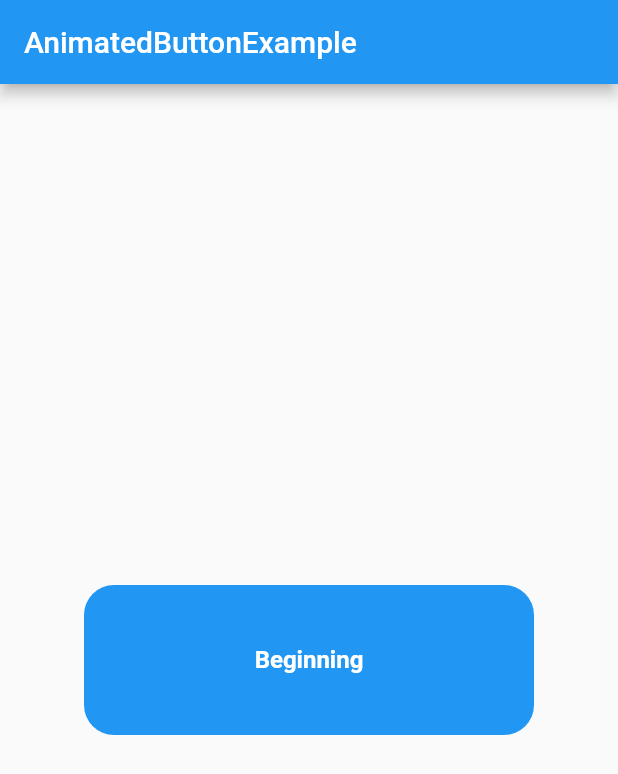
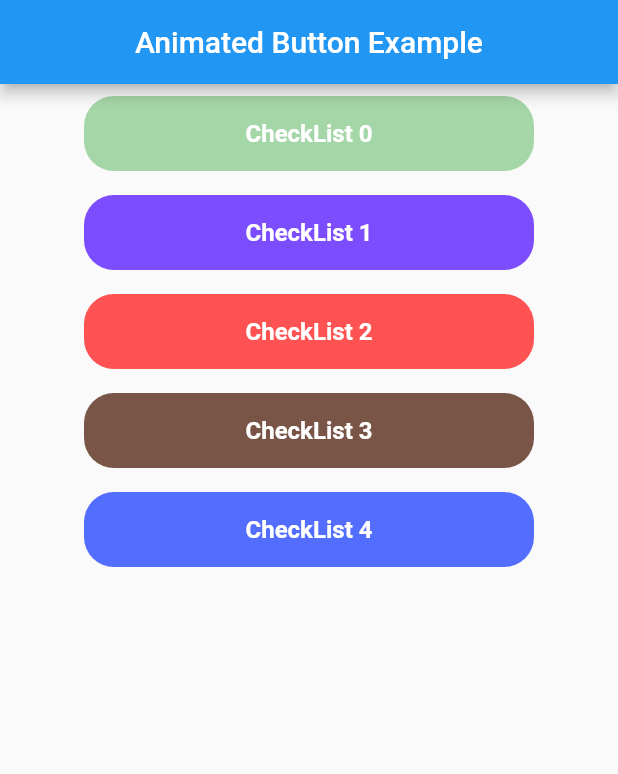
Before and after one commit to mincheol-shin/flutter_simple_animations, a Flutter app: the screen it shows after launch, on a phone screen of 412 x 824 dp. Shown: the top 774 px of the screen. Run offline on Flutter 3.47's test engine with Material 2 defaults, Android fonts, the phone set to English and light mode, and no system bars.

Commit message:
Add animated button example

```diff
--- a/animated_button/lib/main.dart
+++ b/animated_button/lib/main.dart
@@ -2,39 +2,51 @@ import 'package:animatedbutton/animated_button.dart';
 import 'package:flutter/material.dart';
 
 void main() {
-  runApp(AnimatedButtonExample());
+  runApp(MaterialApp(
+      theme: ThemeData(
+          iconTheme: IconThemeData(
+        size: 24.0,
+      )),
+      home: AnimatedButtonExample()));
 }
 
 // ignore: must_be_immutable
 class AnimatedButtonExample extends StatelessWidget {
+  List<Color> exampleColorCode = [
+    Colors.green[200],
+    Colors.deepPurpleAccent,
+    Colors.redAccent,
+    Colors.brown,
+    Colors.indigoAccent,
+  ];
+
   @override
   Widget build(BuildContext context) {
-    return MaterialApp(
-      debugShowCheckedModeBanner: false,
-      theme: ThemeData(
-          iconTheme: IconThemeData(
-        size: 24.0,
-      )),
-      home: Scaffold(
+    return Scaffold(
       appBar: AppBar(
-          title: Text("AnimatedButtonExample"),
+        title: Text("Animated Button Example"),
+        centerTitle: true,
       ),
-        body: Align(
+      body: ListView.separated(
+        itemBuilder: (context, index) {
+          return Align(
             alignment: Alignment.center,
+            child: Padding(
+              padding: const EdgeInsets.all(8.0),
               child: AnimatedButton(
-            containerHeight: 100,
+                containerHeight: 50,
                 containerWidth: 300,
                 buttonDecoration: ButtonDecoration(
                   curves: Curves.fastOutSlowIn,
-              duration: Duration(milliseconds: 1000),
-              beginningColor: Colors.blue,
-              completionColor: Colors.orange,
+                  duration: Duration(milliseconds: 500),
+                  beginningColor: exampleColorCode[index],
+                  completionColor: Colors.grey.shade300,
                 ),
                 beginningWidget: Container(
                     alignment: Alignment.center,
                     child: Container(
                       child: Text(
-                    "Beginning",
+                        "CheckList $index",
                         style: TextStyle(
                           fontSize: 16.0,
                           color: Colors.white,
@@ -73,6 +85,12 @@ class AnimatedButtonExample extends StatelessWidget {
                 ),
               ),
             ),
+          );
+        },
+        separatorBuilder: (context, index) {
+          return Divider(height: 0, color: Colors.transparent);
+        },
+        itemCount: 5,
       ),
     );
   }
```
Lines whose indentation alone changed are shown as unchanged.
